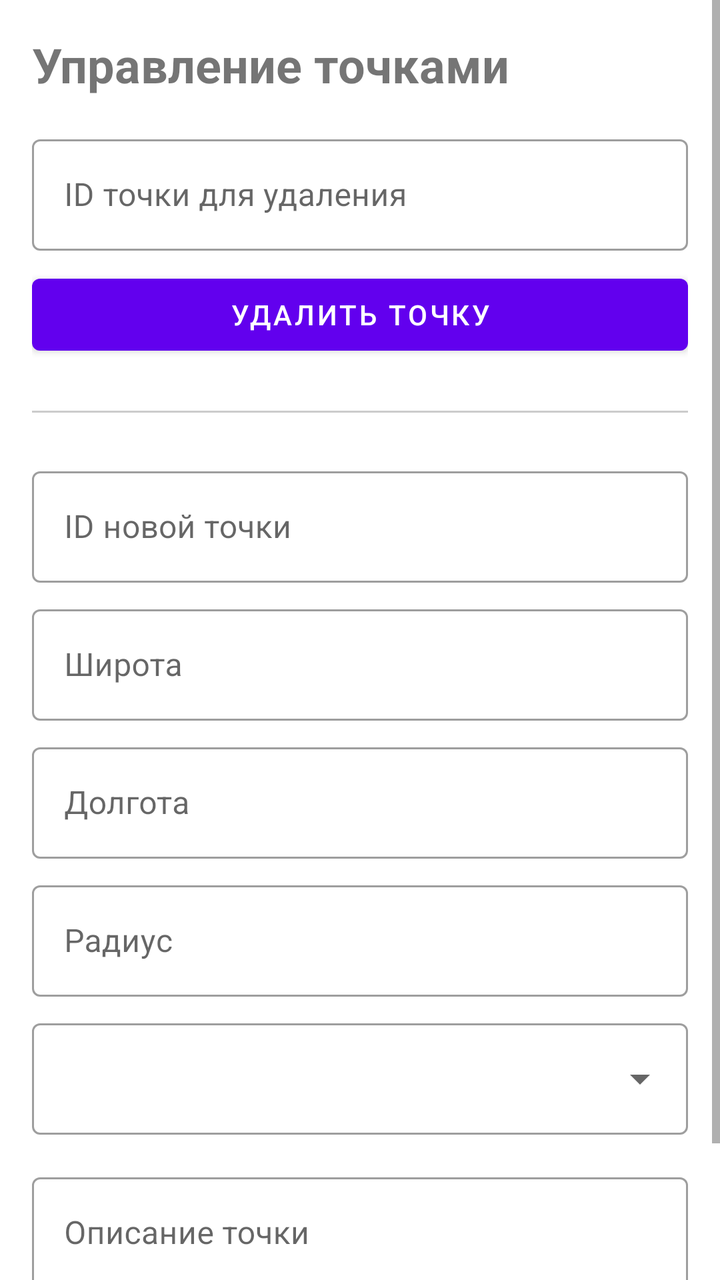
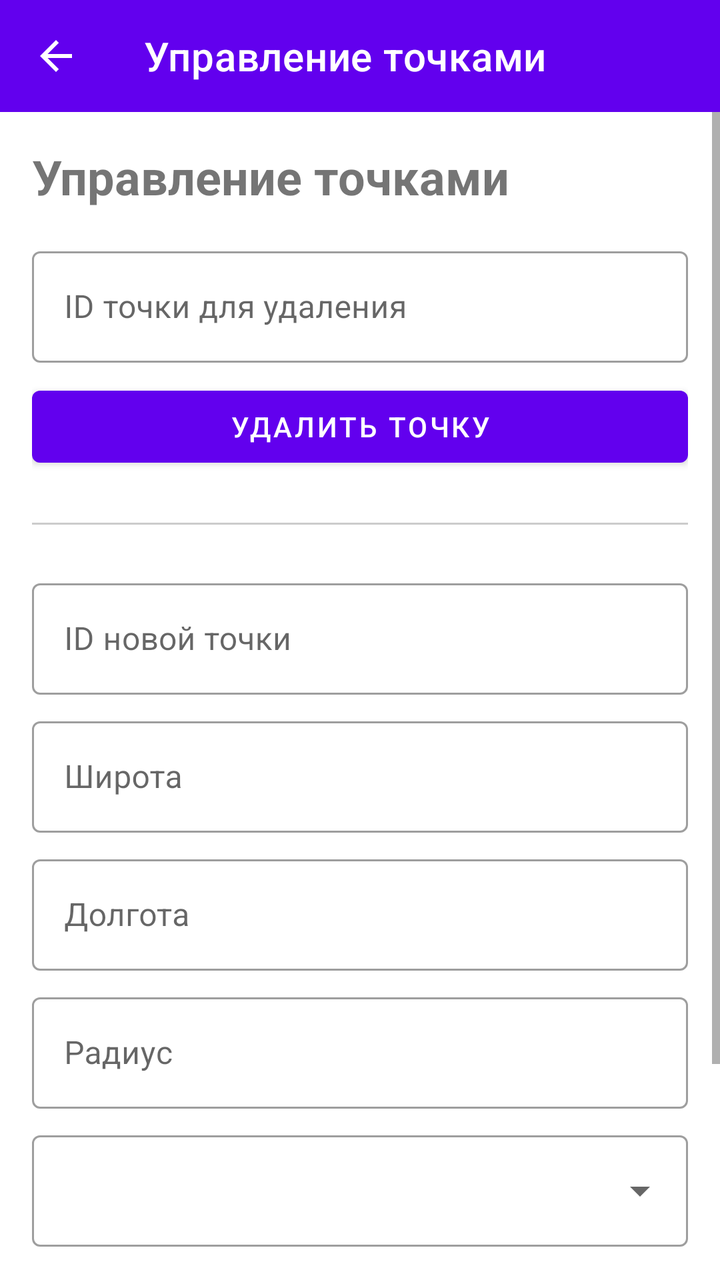

An Android layout rendered at two revisions. The XML below is the earlier revision; the diff shows what the commit changed to produce the second picture.
<!-- AndroidManifest.xml: application theme Theme.Shift -->
<!-- res/layout/activity_point_management.xml -->
<?xml version="1.0" encoding="utf-8"?>
<ScrollView xmlns:android="http://schemas.android.com/apk/res/android"
    xmlns:app="http://schemas.android.com/apk/res-auto"
    android:layout_width="match_parent"
    android:layout_height="match_parent">

    <LinearLayout
        android:layout_width="match_parent"
        android:layout_height="wrap_content"
        android:orientation="vertical"
        android:padding="16dp">

        <TextView
            android:layout_width="wrap_content"
            android:layout_height="wrap_content"
            android:text="Управление точками"
            android:textSize="24sp"
            android:textStyle="bold"
            android:layout_marginBottom="16dp"/>

        <com.google.android.material.textfield.TextInputLayout
            android:layout_width="match_parent"
            android:layout_height="wrap_content"
            android:layout_marginBottom="8dp"
            style="@style/Widget.MaterialComponents.TextInputLayout.OutlinedBox">

            <com.google.android.material.textfield.TextInputEditText
                android:id="@+id/pointIdInput"
                android:layout_width="match_parent"
                android:layout_height="wrap_content"
                android:hint="ID точки для удаления"/>
        </com.google.android.material.textfield.TextInputLayout>

        <Button
            android:id="@+id/deletePointButton"
            android:layout_width="match_parent"
            android:layout_height="wrap_content"
            android:text="Удалить точку"
            android:layout_marginBottom="24dp"/>

        <View
            android:layout_width="match_parent"
            android:layout_height="1dp"
            android:background="#CCCCCC"
            android:layout_marginBottom="24dp"/>

        <com.google.android.material.textfield.TextInputLayout
            android:layout_width="match_parent"
            android:layout_height="wrap_content"
            android:layout_marginBottom="8dp"
            style="@style/Widget.MaterialComponents.TextInputLayout.OutlinedBox">

            <com.google.android.material.textfield.TextInputEditText
                android:id="@+id/createPointIdInput"
                android:layout_width="match_parent"
                android:layout_height="wrap_content"
                android:hint="ID новой точки"/>
        </com.google.android.material.textfield.TextInputLayout>

        <com.google.android.material.textfield.TextInputLayout
            android:layout_width="match_parent"
            android:layout_height="wrap_content"
            android:layout_marginBottom="8dp"
            style="@style/Widget.MaterialComponents.TextInputLayout.OutlinedBox">

            <com.google.android.material.textfield.TextInputEditText
                android:id="@+id/latInput"
                android:layout_width="match_parent"
                android:layout_height="wrap_content"
                android:hint="Широта"
                android:inputType="numberDecimal|numberSigned"/>
        </com.google.android.material.textfield.TextInputLayout>

        <com.google.android.material.textfield.TextInputLayout
            android:layout_width="match_parent"
            android:layout_height="wrap_content"
            android:layout_marginBottom="8dp"
            style="@style/Widget.MaterialComponents.TextInputLayout.OutlinedBox">

            <com.google.android.material.textfield.TextInputEditText
                android:id="@+id/lngInput"
                android:layout_width="match_parent"
                android:layout_height="wrap_content"
                android:hint="Долгота"
                android:inputType="numberDecimal|numberSigned"/>
        </com.google.android.material.textfield.TextInputLayout>

        <com.google.android.material.textfield.TextInputLayout
            android:layout_width="match_parent"
            android:layout_height="wrap_content"
            android:layout_marginBottom="8dp"
            style="@style/Widget.MaterialComponents.TextInputLayout.OutlinedBox">

            <com.google.android.material.textfield.TextInputEditText
                android:id="@+id/radiusInput"
                android:layout_width="match_parent"
                android:layout_height="wrap_content"
                android:hint="Радиус"
                android:inputType="numberDecimal"/>
        </com.google.android.material.textfield.TextInputLayout>

        <com.google.android.material.textfield.TextInputLayout
            android:layout_width="match_parent"
            android:layout_height="wrap_content"
            android:layout_marginBottom="16dp"
            style="@style/Widget.MaterialComponents.TextInputLayout.OutlinedBox.ExposedDropdownMenu">

            <AutoCompleteTextView
                android:id="@+id/typeInput"
                android:layout_width="match_parent"
                android:layout_height="wrap_content"
                android:inputType="none"/>
        </com.google.android.material.textfield.TextInputLayout>

        <com.google.android.material.textfield.TextInputLayout
            android:layout_width="match_parent"
            android:layout_height="wrap_content"
            android:layout_marginBottom="8dp"
            style="@style/Widget.MaterialComponents.TextInputLayout.OutlinedBox">

            <com.google.android.material.textfield.TextInputEditText
                android:id="@+id/pointDescription"
                android:layout_width="match_parent"
                android:layout_height="wrap_content"
                android:hint="Описание точки"
                android:inputType="numberDecimal"/>
        </com.google.android.material.textfield.TextInputLayout>

        <Button
            android:id="@+id/createPointButton"
            android:layout_width="match_parent"
            android:layout_height="wrap_content"
            android:text="Создать точку"/>

    </LinearLayout>
</ScrollView>
<!-- resources referenced by this layout -->
<resources>
  <style name="Theme.Shift" parent="Theme.MaterialComponents.DayNight.NoActionBar">
          
          <item name="colorPrimary">@color/purple_500</item>
          <item name="colorPrimaryVariant">@color/purple_700</item>
          <item name="colorOnPrimary">@color/white</item>
          
          <item name="colorSecondary">@color/teal_200</item>
          <item name="colorSecondaryVariant">@color/teal_700</item>
          <item name="colorOnSecondary">@color/black</item>
          
          <item name="android:statusBarColor">?attr/colorPrimaryVariant</item>
          
      </style>
  <color name="purple_500">#FF6200EE</color>
  <color name="purple_700">#FF3700B3</color>
  <color name="white">#FFFFFFFF</color>
  <color name="teal_200">#FF03DAC5</color>
  <color name="teal_700">#FF018786</color>
  <color name="black">#FF000000</color>
</resources>

<!-- the commit's change to res/layout/activity_point_management.xml (unified diff, before → after) -->
@@ -1,136 +1,152 @@
 <?xml version="1.0" encoding="utf-8"?>
-<ScrollView xmlns:android="http://schemas.android.com/apk/res/android"
+<LinearLayout xmlns:android="http://schemas.android.com/apk/res/android"
     xmlns:app="http://schemas.android.com/apk/res-auto"
     android:layout_width="match_parent"
-    android:layout_height="match_parent">
+    android:layout_height="match_parent"
+    android:orientation="vertical">
 
-    <LinearLayout
+    <com.google.android.material.appbar.MaterialToolbar
+        android:id="@+id/toolbar"
         android:layout_width="match_parent"
         android:layout_height="wrap_content"
-        android:orientation="vertical"
-        android:padding="16dp">
+        android:background="?attr/colorPrimary"
+        android:theme="@style/ThemeOverlay.Material3.Dark.ActionBar"
+        app:title="Управление точками"
+        app:navigationIcon="@drawable/ic_arrow_back_24" />
 
-        <TextView
-            android:layout_width="wrap_content"
-            android:layout_height="wrap_content"
-            android:text="Управление точками"
-            android:textSize="24sp"
-            android:textStyle="bold"
-            android:layout_marginBottom="16dp"/>
+    <ScrollView
+        android:layout_width="match_parent"
+        android:layout_height="0dp"
+        android:layout_weight="1">
 
-        <com.google.android.material.textfield.TextInputLayout
+        <LinearLayout
             android:layout_width="match_parent"
             android:layout_height="wrap_content"
-            android:layout_marginBottom="8dp"
-            style="@style/Widget.MaterialComponents.TextInputLayout.OutlinedBox">
+            android:orientation="vertical"
+            android:padding="16dp">
 
-            <com.google.android.material.textfield.TextInputEditText
-                android:id="@+id/pointIdInput"
+            <TextView
+                android:layout_width="wrap_content"
+                android:layout_height="wrap_content"
+                android:text="Управление точками"
+                android:textSize="24sp"
+                android:textStyle="bold"
+                android:layout_marginBottom="16dp"/>
+
+            <com.google.android.material.textfield.TextInputLayout
                 android:layout_width="match_parent"
                 android:layout_height="wrap_content"
-                android:hint="ID точки для удаления"/>
-        </com.google.android.material.textfield.TextInputLayout>
+                android:layout_marginBottom="8dp"
+                style="@style/Widget.MaterialComponents.TextInputLayout.OutlinedBox">
 
-        <Button
-            android:id="@+id/deletePointButton"
-            android:layout_width="match_parent"
-            android:layout_height="wrap_content"
-            android:text="Удалить точку"
-            android:layout_marginBottom="24dp"/>
+                <com.google.android.material.textfield.TextInputEditText
+                    android:id="@+id/pointIdInput"
+                    android:layout_width="match_parent"
+                    android:layout_height="wrap_content"
+                    android:hint="ID точки для удаления"/>
+            </com.google.android.material.textfield.TextInputLayout>
 
-        <View
-            android:layout_width="match_parent"
-            android:layout_height="1dp"
-            android:background="#CCCCCC"
-            android:layout_marginBottom="24dp"/>
-
-        <com.google.android.material.textfield.TextInputLayout
-            android:layout_width="match_parent"
-            android:layout_height="wrap_content"
-            android:layout_marginBottom="8dp"
-            style="@style/Widget.MaterialComponents.TextInputLayout.OutlinedBox">
-
-            <com.google.android.material.textfield.TextInputEditText
-                android:id="@+id/createPointIdInput"
+            <Button
+                android:id="@+id/deletePointButton"
                 android:layout_width="match_parent"
                 android:layout_height="wrap_content"
-                android:hint="ID новой точки"/>
-        </com.google.android.material.textfield.TextInputLayout>
+                android:text="Удалить точку"
+                android:layout_marginBottom="24dp"/>
 
-        <com.google.android.material.textfield.TextInputLayout
-            android:layout_width="match_parent"
-            android:layout_height="wrap_content"
-            android:layout_marginBottom="8dp"
-            style="@style/Widget.MaterialComponents.TextInputLayout.OutlinedBox">
+            <View
+                android:layout_width="match_parent"
+                android:layout_height="1dp"
+                android:background="#CCCCCC"
+                android:layout_marginBottom="24dp"/>
 
-            <com.google.android.material.textfield.TextInputEditText
-                android:id="@+id/latInput"
+            <com.google.android.material.textfield.TextInputLayout
                 android:layout_width="match_parent"
                 android:layout_height="wrap_content"
-                android:hint="Широта"
-                android:inputType="numberDecimal|numberSigned"/>
-        </com.google.android.material.textfield.TextInputLayout>
+                android:layout_marginBottom="8dp"
+                style="@style/Widget.MaterialComponents.TextInputLayout.OutlinedBox">
 
-        <com.google.android.material.textfield.TextInputLayout
-            android:layout_width="match_parent"
-            android:layout_height="wrap_content"
-            android:layout_marginBottom="8dp"
-            style="@style/Widget.MaterialComponents.TextInputLayout.OutlinedBox">
+                <com.google.android.material.textfield.TextInputEditText
+                    android:id="@+id/createPointIdInput"
+                    android:layout_width="match_parent"
+                    android:layout_height="wrap_content"
+                    android:hint="ID новой точки"/>
+            </com.google.android.material.textfield.TextInputLayout>
 
-            <com.google.android.material.textfield.TextInputEditText
-                android:id="@+id/lngInput"
+            <com.google.android.material.textfield.TextInputLayout
                 android:layout_width="match_parent"
                 android:layout_height="wrap_content"
-                android:hint="Долгота"
-                android:inputType="numberDecimal|numberSigned"/>
-        </com.google.android.material.textfield.TextInputLayout>
+                android:layout_marginBottom="8dp"
+                style="@style/Widget.MaterialComponents.TextInputLayout.OutlinedBox">
 
-        <com.google.android.material.textfield.TextInputLayout
-            android:layout_width="match_parent"
-            android:layout_height="wrap_content"
-            android:layout_marginBottom="8dp"
-            style="@style/Widget.MaterialComponents.TextInputLayout.OutlinedBox">
+                <com.google.android.material.textfield.TextInputEditText
+                    android:id="@+id/latInput"
+                    android:layout_width="match_parent"
+                    android:layout_height="wrap_content"
+                    android:hint="Широта"
+                    android:inputType="numberDecimal|numberSigned"/>
+            </com.google.android.material.textfield.TextInputLayout>
 
-            <com.google.android.material.textfield.TextInputEditText
-                android:id="@+id/radiusInput"
+            <com.google.android.material.textfield.TextInputLayout
                 android:layout_width="match_parent"
                 android:layout_height="wrap_content"
-                android:hint="Радиус"
-                android:inputType="numberDecimal"/>
-        </com.google.android.material.textfield.TextInputLayout>
+                android:layout_marginBottom="8dp"
+                style="@style/Widget.MaterialComponents.TextInputLayout.OutlinedBox">
 
-        <com.google.android.material.textfield.TextInputLayout
-            android:layout_width="match_parent"
-            android:layout_height="wrap_content"
-            android:layout_marginBottom="16dp"
-            style="@style/Widget.MaterialComponents.TextInputLayout.OutlinedBox.ExposedDropdownMenu">
+                <com.google.android.material.textfield.TextInputEditText
+                    android:id="@+id/lngInput"
+                    android:layout_width="match_parent"
+                    android:layout_height="wrap_content"
+                    android:hint="Долгота"
+                    android:inputType="numberDecimal|numberSigned"/>
+            </com.google.android.material.textfield.TextInputLayout>
 
-            <AutoCompleteTextView
-                android:id="@+id/typeInput"
+            <com.google.android.material.textfield.TextInputLayout
                 android:layout_width="match_parent"
                 android:layout_height="wrap_content"
-                android:inputType="none"/>
-        </com.google.android.material.textfield.TextInputLayout>
+                android:layout_marginBottom="8dp"
+                style="@style/Widget.MaterialComponents.TextInputLayout.OutlinedBox">
 
-        <com.google.android.material.textfield.TextInputLayout
-            android:layout_width="match_parent"
-            android:layout_height="wrap_content"
-            android:layout_marginBottom="8dp"
-            style="@style/Widget.MaterialComponents.TextInputLayout.OutlinedBox">
+                <com.google.android.material.textfield.TextInputEditText
+                    android:id="@+id/radiusInput"
+                    android:layout_width="match_parent"
+                    android:layout_height="wrap_content"
+                    android:hint="Радиус"
+                    android:inputType="numberDecimal"/>
+            </com.google.android.material.textfield.TextInputLayout>
 
-            <com.google.android.material.textfield.TextInputEditText
-                android:id="@+id/pointDescription"
+            <com.google.android.material.textfield.TextInputLayout
                 android:layout_width="match_parent"
                 android:layout_height="wrap_content"
-                android:hint="Описание точки"
-                android:inputType="numberDecimal"/>
-        </com.google.android.material.textfield.TextInputLayout>
+                android:layout_marginBottom="16dp"
+                style="@style/Widget.MaterialComponents.TextInputLayout.OutlinedBox.ExposedDropdownMenu">
 
-        <Button
-            android:id="@+id/createPointButton"
-            android:layout_width="match_parent"
-            android:layout_height="wrap_content"
-            android:text="Создать точку"/>
+                <AutoCompleteTextView
+                    android:id="@+id/typeInput"
+                    android:layout_width="match_parent"
+                    android:layout_height="wrap_content"
+                    android:inputType="none"/>
+            </com.google.android.material.textfield.TextInputLayout>
 
-    </LinearLayout>
-</ScrollView>
+            <com.google.android.material.textfield.TextInputLayout
+                android:layout_width="match_parent"
+                android:layout_height="wrap_content"
+                android:layout_marginBottom="8dp"
+                style="@style/Widget.MaterialComponents.TextInputLayout.OutlinedBox">
+
+                <com.google.android.material.textfield.TextInputEditText
+                    android:id="@+id/pointDescription"
+                    android:layout_width="match_parent"
+                    android:layout_height="wrap_content"
+                    android:hint="Описание точки"
+                    android:inputType="numberDecimal"/>
+            </com.google.android.material.textfield.TextInputLayout>
+
+            <Button
+                android:id="@+id/createPointButton"
+                android:layout_width="match_parent"
+                android:layout_height="wrap_content"
+                android:text="Создать точку"/>
+
+        </LinearLayout>
+    </ScrollView>
+</LinearLayout>
<!-- resource entries referenced after the edit -->
@@ -1,5 +1,16 @@
 <!-- resources referenced by this layout -->
 <resources>
+  <!-- drawable ic_arrow_back_24 (drawable) -->
+  <?xml version="1.0" encoding="utf-8"?>
+  <vector xmlns:android="http://schemas.android.com/apk/res/android"
+      android:width="24dp"
+      android:height="24dp"
+      android:viewportWidth="24"
+      android:viewportHeight="24">
+      <path
+          android:fillColor="#FFFFFF"
+          android:pathData="M20,11H7.83l5.59-5.59L12,4l-8,8 8,8 1.41-1.41L7.83,13H20v-2z"/>
+  </vector>
   <style name="Theme.Shift" parent="Theme.MaterialComponents.DayNight.NoActionBar">
           
           <item name="colorPrimary">@color/purple_500</item>
